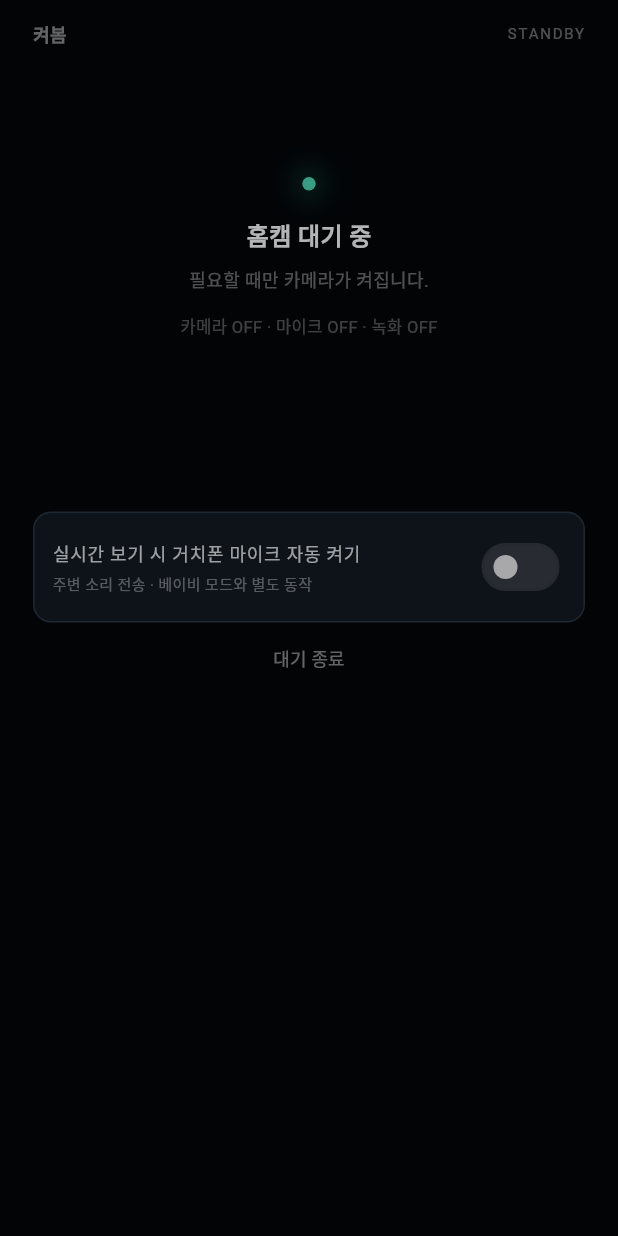
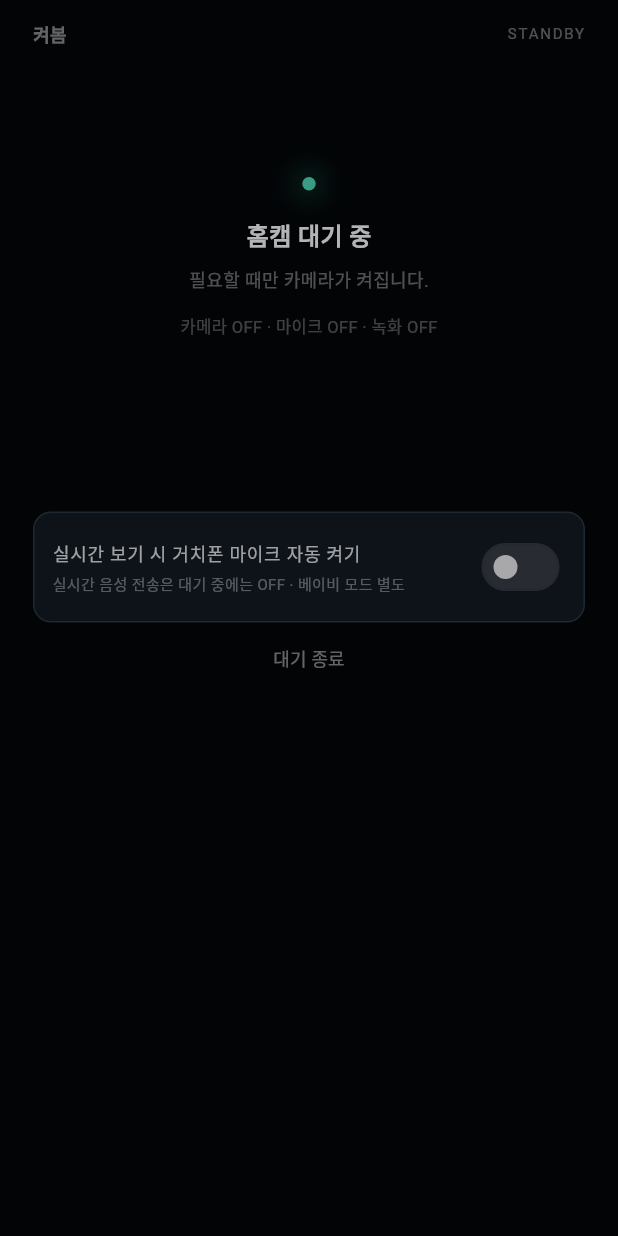
Before and after one commit to choimingyu1315093/flutter_kyeobom_paid, a Flutter app: the KyeobomStationView screen opened directly with empty values, on a phone screen of 412 x 824 dp. Run offline on Flutter 3.47's test engine with Material 3 defaults, Android fonts, the phone set to English and light mode, and no system bars; our stand-ins replace cloud_firestore, firebase_auth, firebase_core, firebase_messaging, google_mobile_ads, qr_flutter and 2 more; missing offline and left inert: flutter_webrtc, mobile_scanner; accounts and stored records are empty; generated files the repository leaves out were written again.

Commit message:
fix(paid/baby): clarify standby audio transmission is off and keep prior UI regression coverage

```diff
--- a/lib/kyeobom_screens.dart
+++ b/lib/kyeobom_screens.dart
@@ -159,7 +159,7 @@ class KyeobomStationView extends StatelessWidget {
               child: SwitchListTile.adaptive(
                 title: const Text('실시간 보기 시 거치폰 마이크 자동 켜기',
                 style: TextStyle(color: Colors.white60, fontSize: 12)),
-              subtitle: const Text('주변 소리 전송 · 베이비 모드와 별도 동작',
+              subtitle: const Text('실시간 음성 전송은 대기 중에는 OFF · 베이비 모드 별도',
                 style: TextStyle(color: Colors.white30, fontSize: 10)),
               contentPadding: const EdgeInsets.symmetric(horizontal: 12),
               activeTrackColor: KyeobomPalette.blue,
```
